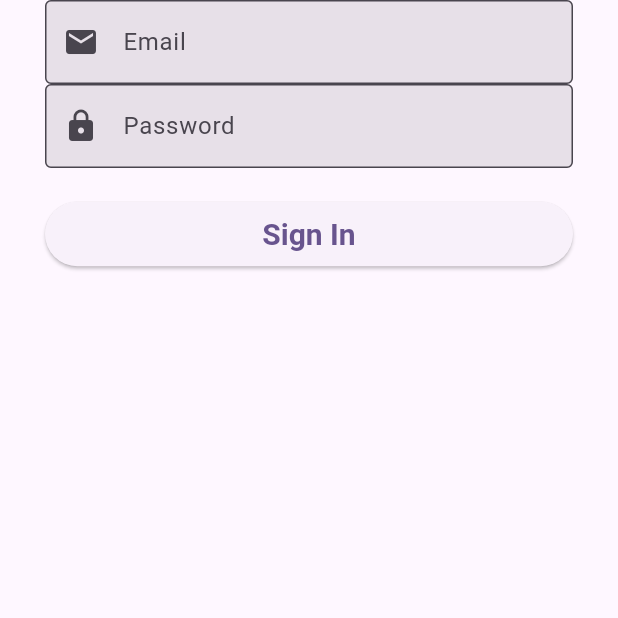
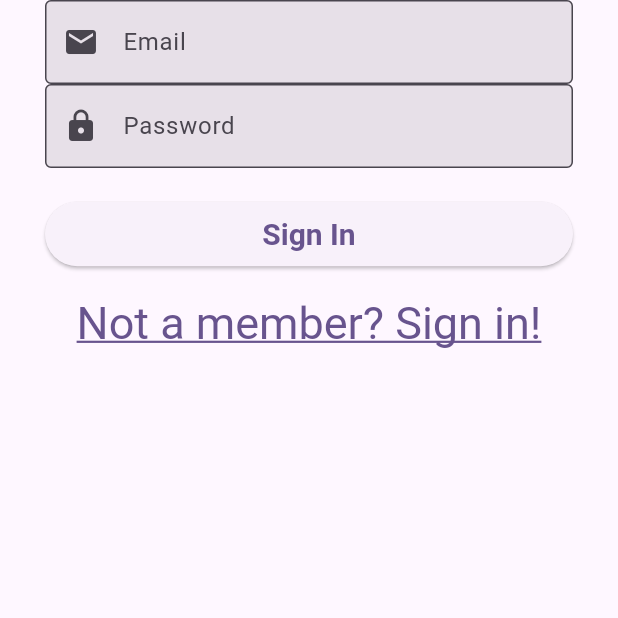
Before and after one commit to LukaszWalencik/fb_auth_provider, a Flutter app: the SigninPage screen opened by its route, on a phone screen of 412 x 824 dp, the top half of it. Run offline on Flutter 3.47's test engine with Material 2 defaults, Android fonts, the phone set to English and light mode, and no system bars; our stand-ins replace cloud_firestore, equatable, firebase_auth, firebase_core, validators; accounts and stored records are empty.

Commit message:
Add TextButton without function in onPressed

```diff
--- a/lib/pages/signin_page.dart
+++ b/lib/pages/signin_page.dart
@@ -84,6 +84,14 @@ class _SigninPageState extends State<SigninPage> {
                     SizedBox(
                       height: 10,
                     ),
+                    TextButton(
+                      onPressed: () {},
+                      child: Text('Not a member? Sign in!'),
+                      style: TextButton.styleFrom(
+                        textStyle: TextStyle(
+                            fontSize: 30, decoration: TextDecoration.underline),
+                      ),
+                    ),
                   ],
                 )),
           ),
```
